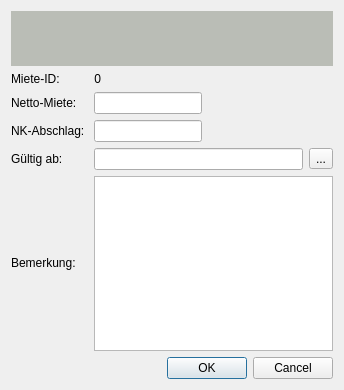
Qt form miete.ui (testalucida/WV) before a commit.
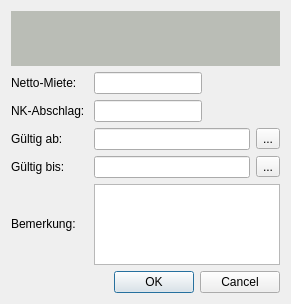
The same form after that commit.

Commit message: new miete dialog

Patch:
```diff
--- a/miete.ui
+++ b/miete.ui
@@ -6,67 +6,15 @@
    <rect>
     <x>0</x>
     <y>0</y>
-    <width>344</width>
-    <height>390</height>
+    <width>291</width>
+    <height>304</height>
    </rect>
   </property>
   <property name="windowTitle">
    <string>Miete ändern</string>
   </property>
   <layout class="QGridLayout" name="gridLayout">
-   <item row="8" column="0" colspan="3">
-    <widget class="QDialogButtonBox" name="btnBox">
-     <property name="orientation">
-      <enum>Qt::Horizontal</enum>
-     </property>
-     <property name="standardButtons">
-      <set>QDialogButtonBox::Cancel|QDialogButtonBox::Ok</set>
-     </property>
-    </widget>
-   </item>
-   <item row="1" column="0">
-    <widget class="QLabel" name="label">
-     <property name="sizePolicy">
-      <sizepolicy hsizetype="Fixed" vsizetype="Preferred">
-       <horstretch>0</horstretch>
-       <verstretch>0</verstretch>
-      </sizepolicy>
-     </property>
-     <property name="text">
-      <string>Miete-ID:</string>
-     </property>
-    </widget>
-   </item>
-   <item row="1" column="1">
-    <widget class="QLabel" name="lblMieteId">
-     <property name="sizePolicy">
-      <sizepolicy hsizetype="Fixed" vsizetype="Preferred">
-       <horstretch>0</horstretch>
-       <verstretch>0</verstretch>
-      </sizepolicy>
-     </property>
-     <property name="text">
-      <string>0</string>
-     </property>
-     <property name="alignment">
-      <set>Qt::AlignRight|Qt::AlignTrailing|Qt::AlignVCenter</set>
-     </property>
-    </widget>
-   </item>
-   <item row="3" column="0">
-    <widget class="QLabel" name="label_5">
-     <property name="sizePolicy">
-      <sizepolicy hsizetype="Fixed" vsizetype="Preferred">
-       <horstretch>0</horstretch>
-       <verstretch>0</verstretch>
-      </sizepolicy>
-     </property>
-     <property name="text">
-      <string>NK-Abschlag: </string>
-     </property>
-    </widget>
-   </item>
-   <item row="3" column="1">
+   <item row="2" column="1">
     <widget class="QLineEdit" name="inNkAbschlag">
      <property name="sizePolicy">
       <sizepolicy hsizetype="Fixed" vsizetype="Fixed">
@@ -76,32 +24,6 @@
      </property>
     </widget>
    </item>
-   <item row="2" column="0">
-    <widget class="QLabel" name="label_2">
-     <property name="sizePolicy">
-      <sizepolicy hsizetype="Fixed" vsizetype="Preferred">
-       <horstretch>0</horstretch>
-       <verstretch>0</verstretch>
-      </sizepolicy>
-     </property>
-     <property name="text">
-      <string>Netto-Miete: </string>
-     </property>
-    </widget>
-   </item>
-   <item row="7" column="0">
-    <widget class="QLabel" name="label_7">
-     <property name="sizePolicy">
-      <sizepolicy hsizetype="Fixed" vsizetype="Fixed">
-       <horstretch>0</horstretch>
-       <verstretch>0</verstretch>
-      </sizepolicy>
-     </property>
-     <property name="text">
-      <string>Bemerkung: </string>
-     </property>
-    </widget>
-   </item>
    <item row="0" column="0" colspan="3">
     <widget class="QLabel" name="lblWohnung">
      <property name="sizePolicy">
@@ -148,27 +70,41 @@
      </property>
     </widget>
    </item>
-   <item row="4" column="2">
-    <widget class="QToolButton" name="tbMieteGueltigAbCalendar">
+   <item row="3" column="2">
+    <widget class="QToolButton" name="tbMieteGueltigAb">
      <property name="text">
       <string>...</string>
      </property>
     </widget>
    </item>
    <item row="4" column="1">
-    <widget class="QLineEdit" name="inMieteGueltigAb"/>
+    <widget class="QLineEdit" name="inMieteGueltigBis"/>
    </item>
-   <item row="7" column="1" colspan="2">
-    <widget class="QTextEdit" name="txtMieteBemerk"/>
-   </item>
-   <item row="4" column="0">
+   <item row="3" column="0">
     <widget class="QLabel" name="label_8">
      <property name="text">
       <string>Gültig ab:</string>
      </property>
     </widget>
    </item>
-   <item row="2" column="1">
+   <item row="7" column="0" colspan="3">
+    <widget class="QDialogButtonBox" name="buttonBox">
+     <property name="orientation">
+      <enum>Qt::Horizontal</enum>
+     </property>
+     <property name="standardButtons">
+      <set>QDialogButtonBox::Cancel|QDialogButtonBox::Ok</set>
+     </property>
+    </widget>
+   </item>
+   <item row="4" column="0">
+    <widget class="QLabel" name="label_3">
+     <property name="text">
+      <string>Gültig bis:</string>
+     </property>
+    </widget>
+   </item>
+   <item row="1" column="1">
     <widget class="QLineEdit" name="inNettoMiete">
      <property name="sizePolicy">
       <sizepolicy hsizetype="Fixed" vsizetype="Fixed">
@@ -178,6 +114,58 @@
      </property>
     </widget>
    </item>
+   <item row="2" column="0">
+    <widget class="QLabel" name="label_5">
+     <property name="sizePolicy">
+      <sizepolicy hsizetype="Fixed" vsizetype="Preferred">
+       <horstretch>0</horstretch>
+       <verstretch>0</verstretch>
+      </sizepolicy>
+     </property>
+     <property name="text">
+      <string>NK-Abschlag: </string>
+     </property>
+    </widget>
+   </item>
+   <item row="1" column="0">
+    <widget class="QLabel" name="label_2">
+     <property name="sizePolicy">
+      <sizepolicy hsizetype="Fixed" vsizetype="Preferred">
+       <horstretch>0</horstretch>
+       <verstretch>0</verstretch>
+      </sizepolicy>
+     </property>
+     <property name="text">
+      <string>Netto-Miete: </string>
+     </property>
+    </widget>
+   </item>
+   <item row="3" column="1">
+    <widget class="QLineEdit" name="inMieteGueltigAb"/>
+   </item>
+   <item row="4" column="2">
+    <widget class="QToolButton" name="tbMieteGueltigBis">
+     <property name="text">
+      <string>...</string>
+     </property>
+    </widget>
+   </item>
+   <item row="6" column="0">
+    <widget class="QLabel" name="label_7">
+     <property name="sizePolicy">
+      <sizepolicy hsizetype="Fixed" vsizetype="Fixed">
+       <horstretch>0</horstretch>
+       <verstretch>0</verstretch>
+      </sizepolicy>
+     </property>
+     <property name="text">
+      <string>Bemerkung: </string>
+     </property>
+    </widget>
+   </item>
+   <item row="6" column="1" colspan="2">
+    <widget class="QPlainTextEdit" name="txtMieteBemerk"/>
+   </item>
   </layout>
  </widget>
  <tabstops>
```
Left out of the diff: 62 changed lines with no effect on the pictures. The commit also changes 12 other files.
